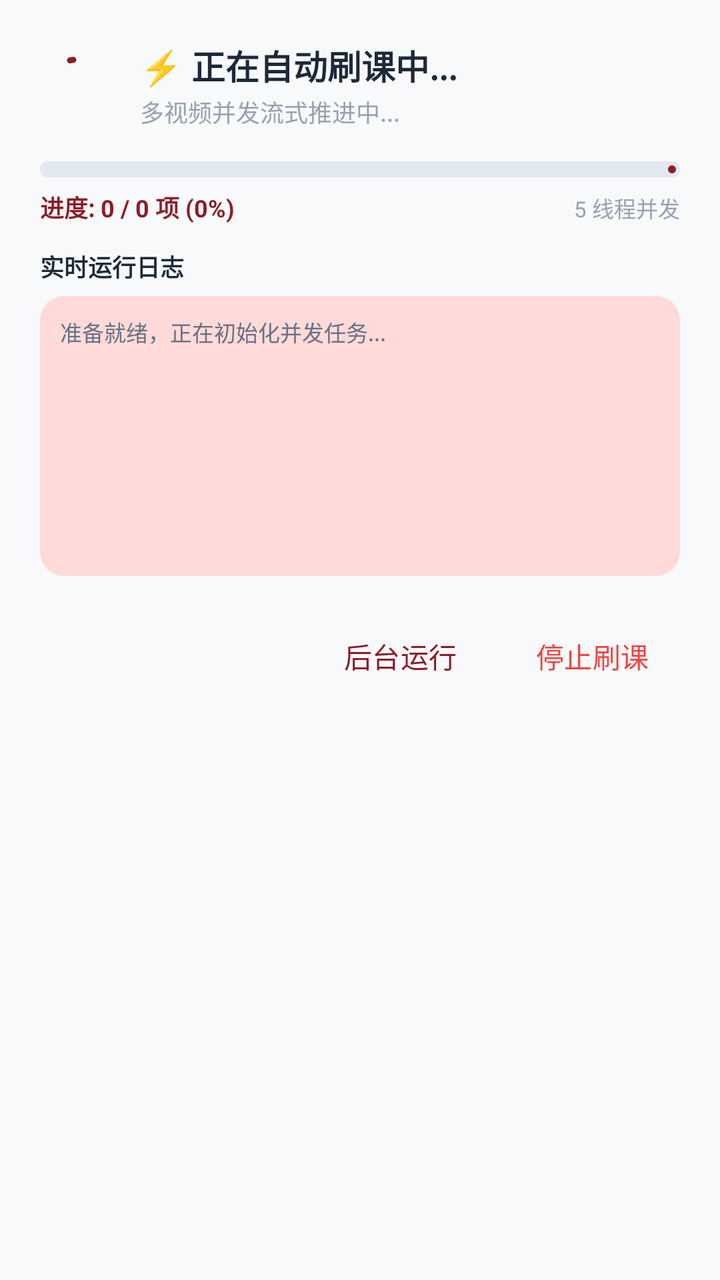
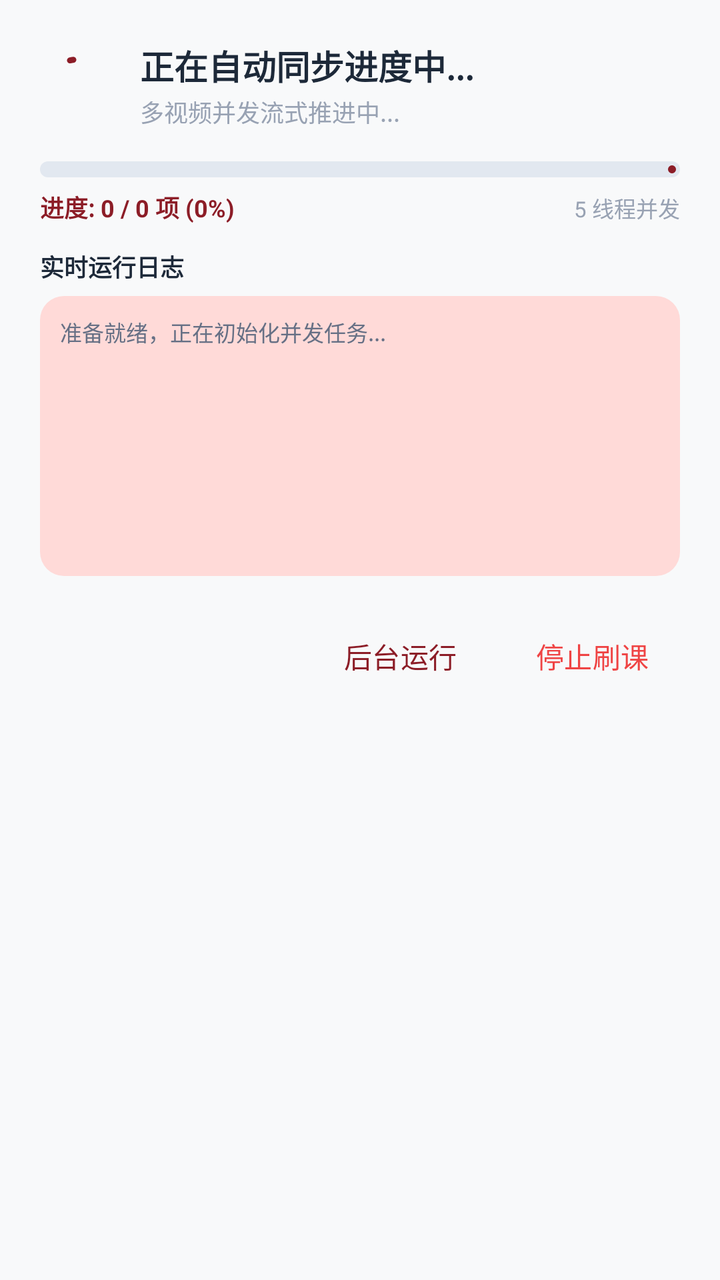

Screens rendered from an Android XML layout before and after an edit, with the pre-edit source and the edit as a unified diff.
<!-- AndroidManifest.xml: application theme Theme.UsstJwgl -->
<!-- res/layout/dialog_tronclass_auto_progress_running.xml -->
<?xml version="1.0" encoding="utf-8"?>
<LinearLayout xmlns:android="http://schemas.android.com/apk/res/android"
    xmlns:app="http://schemas.android.com/apk/res-auto"
    android:layout_width="match_parent"
    android:layout_height="wrap_content"
    android:orientation="vertical"
    android:padding="20dp">

    
    <LinearLayout
        android:layout_width="match_parent"
        android:layout_height="wrap_content"
        android:gravity="center_vertical"
        android:orientation="horizontal">

        <com.google.android.material.progressindicator.CircularProgressIndicator
            android:id="@+id/cpiAutoProgressSpinner"
            android:layout_width="32dp"
            android:layout_height="32dp"
            android:indeterminate="true"
            app:indicatorColor="@color/primary"
            app:indicatorSize="28dp"
            app:trackThickness="3dp" />

        <LinearLayout
            android:layout_width="0dp"
            android:layout_height="wrap_content"
            android:layout_marginStart="14dp"
            android:layout_weight="1"
            android:orientation="vertical">

            <TextView
                android:id="@+id/tvRunningTitle"
                android:layout_width="wrap_content"
                android:layout_height="wrap_content"
                android:text="⚡ 正在自动刷课中..."
                android:textColor="@color/text_primary"
                android:textSize="17sp"
                android:textStyle="bold" />

            <TextView
                android:id="@+id/tvRunningSubtitle"
                android:layout_width="wrap_content"
                android:layout_height="wrap_content"
                android:layout_marginTop="2dp"
                android:text="多视频并发流式推进中..."
                android:textColor="@color/text_tertiary"
                android:textSize="12sp" />

        </LinearLayout>

    </LinearLayout>

    
    <com.google.android.material.progressindicator.LinearProgressIndicator
        android:id="@+id/pbAutoProgress"
        android:layout_width="match_parent"
        android:layout_height="wrap_content"
        android:layout_marginTop="16dp"
        app:indicatorColor="@color/primary"
        app:trackColor="#E2E8F0"
        app:trackCornerRadius="4dp"
        app:trackThickness="8dp" />

    <LinearLayout
        android:layout_width="match_parent"
        android:layout_height="wrap_content"
        android:layout_marginTop="6dp"
        android:orientation="horizontal">

        <TextView
            android:id="@+id/tvAutoProgressRunningPercent"
            android:layout_width="0dp"
            android:layout_height="wrap_content"
            android:layout_weight="1"
            android:text="进度: 0 / 0 项 (0%)"
            android:textColor="@color/primary"
            android:textSize="12sp"
            android:textStyle="bold" />

        <TextView
            android:id="@+id/tvAutoProgressCurrentSpeed"
            android:layout_width="wrap_content"
            android:layout_height="wrap_content"
            android:text="5 线程并发"
            android:textColor="@color/text_tertiary"
            android:textSize="11sp" />

    </LinearLayout>

    
    <TextView
        android:layout_width="match_parent"
        android:layout_height="wrap_content"
        android:layout_marginTop="12dp"
        android:text="实时运行日志"
        android:textColor="@color/text_primary"
        android:textSize="12sp"
        android:textStyle="bold" />

    <androidx.core.widget.NestedScrollView
        android:id="@+id/scrollAutoProgressLog"
        android:layout_width="match_parent"
        android:layout_height="140dp"
        android:layout_marginTop="6dp"
        android:background="@drawable/bg_badge_rounded"
        android:padding="10dp">

        <TextView
            android:id="@+id/tvAutoProgressLog"
            android:layout_width="match_parent"
            android:layout_height="wrap_content"
            android:fontFamily="monospace"
            android:lineSpacingExtra="3dp"
            android:text="准备就绪，正在初始化并发任务...\n"
            android:textColor="@color/text_secondary"
            android:textSize="11sp" />

    </androidx.core.widget.NestedScrollView>

    
    <LinearLayout
        android:layout_width="match_parent"
        android:layout_height="wrap_content"
        android:layout_marginTop="16dp"
        android:gravity="end"
        android:orientation="horizontal">

        <com.google.android.material.button.MaterialButton
            android:id="@+id/btnRunInBackground"
            style="@style/Widget.Material3.Button.TextButton"
            android:layout_width="wrap_content"
            android:layout_height="wrap_content"
            android:text="后台运行"
            android:textColor="@color/primary" />

        <com.google.android.material.button.MaterialButton
            android:id="@+id/btnStopAutoProgress"
            style="@style/Widget.Material3.Button.TextButton"
            android:layout_width="wrap_content"
            android:layout_height="wrap_content"
            android:layout_marginStart="8dp"
            android:text="停止刷课"
            android:textColor="#EF4444" />

    </LinearLayout>

</LinearLayout>
<!-- resources referenced by this layout -->
<resources>
  <color name="primary">#8C1D27</color>
  <color name="text_primary">#1D2939</color>
  <color name="text_secondary">#667085</color>
  <color name="text_tertiary">#98A2B3</color>
  <!-- drawable bg_badge_rounded (drawable) -->
  <?xml version="1.0" encoding="utf-8"?>
  <shape xmlns:android="http://schemas.android.com/apk/res/android"
      android:shape="rectangle">
      <corners android:radius="12dp" />
      <solid android:color="@color/badge_bg" />
  </shape>
  <style name="Theme.UsstJwgl" parent="Theme.Material3.DayNight.NoActionBar">
          <item name="colorPrimary">@color/primary</item>
          <item name="colorOnPrimary">@color/on_primary</item>
          <item name="colorPrimaryContainer">@color/primary_container</item>
          <item name="colorOnPrimaryContainer">@color/on_primary_container</item>
  
          <item name="colorSecondary">@color/secondary</item>
          <item name="colorSecondaryContainer">@color/secondary_container</item>
          <item name="colorOnSecondaryContainer">@color/on_secondary_container</item>
  
          <item name="android:statusBarColor">@android:color/transparent</item>
          <item name="android:windowLightStatusBar">true</item>
          <item name="android:navigationBarColor">@android:color/transparent</item>
          <item name="android:windowLightNavigationBar" tools:targetApi="o_mr1">true</item>
          <item name="android:windowBackground">@color/background</item>
  
          
          <item name="bottomNavigationStyle">@style/Widget.Material3.BottomNavigationView</item>
  
          
          <item name="materialCardViewStyle">@style/Widget.Material3.CardView.Outlined</item>
          <item name="android:forceDarkAllowed" tools:targetApi="q">false</item>
      </style>
  <color name="badge_bg">#FFDAD8</color>
  <color name="on_primary">#FFFFFF</color>
  <color name="primary_container">#FFDAD8</color>
  <color name="on_primary_container">#3B080E</color>
  <color name="secondary">#775654</color>
  <color name="secondary_container">#FFDAD7</color>
  <color name="on_secondary_container">#2C1514</color>
  <color name="background">#F8F9FA</color>
</resources>

<!-- the commit's change to res/layout/dialog_tronclass_auto_progress_running.xml (unified diff, before → after) -->
@@ -33,7 +33,7 @@
                 android:id="@+id/tvRunningTitle"
                 android:layout_width="wrap_content"
                 android:layout_height="wrap_content"
-                android:text="⚡ 正在自动刷课中..."
+                android:text="正在自动同步进度中..."
                 android:textColor="@color/text_primary"
                 android:textSize="17sp"
                 android:textStyle="bold" />
